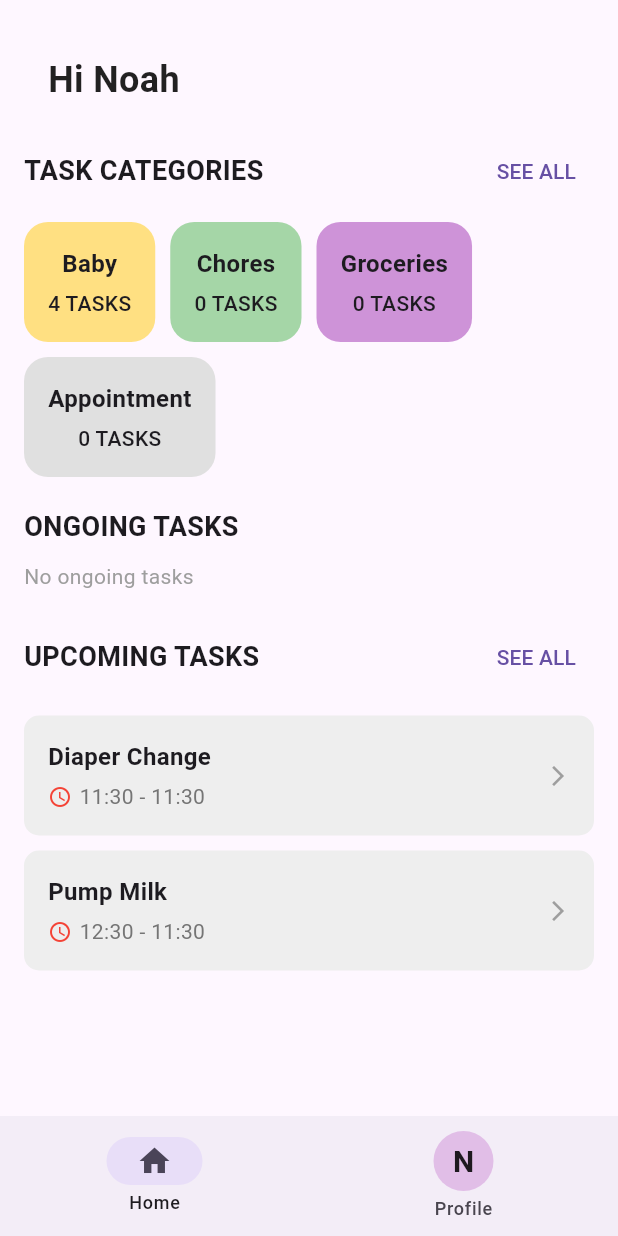
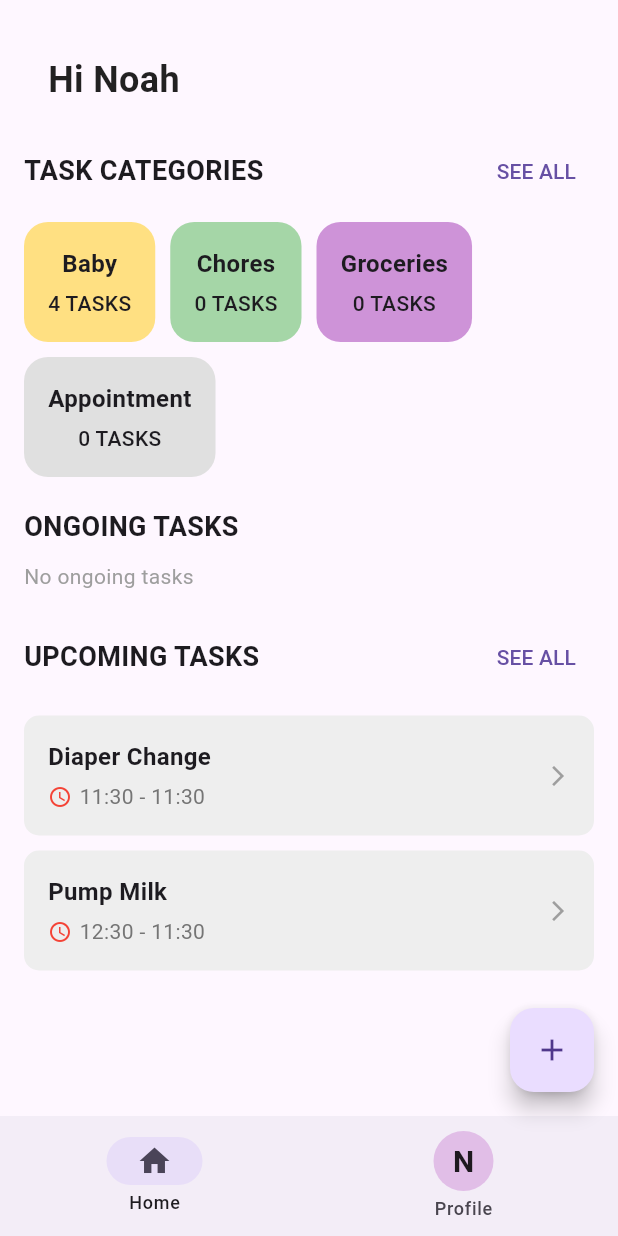
Before and after one commit to zliu46/partners, a Flutter app: the HomePage screen opened by its route, on a phone screen of 412 x 824 dp. Run offline on Flutter 3.47's test engine with Material 3 defaults, Android fonts, the phone set to English and light mode, and no system bars; our stand-ins replace firebase_auth, firebase_core; missing offline and left inert: dart:ffi; accounts and stored records are empty.

Commit message:
Add floating button for adding tasks and categories

```diff
--- a/lib/pages/home_page.dart
+++ b/lib/pages/home_page.dart
@@ -2,6 +2,7 @@ import 'dart:ffi';
 
 import 'package:flutter/material.dart';
 import 'package:partners/pages/profile_page.dart';
+import 'package:partners/widgets/expandable_fab.dart';
 import 'package:partners/widgets/header.dart';
 import 'package:partners/widgets/ongoing_task_section.dart';
 import 'package:partners/widgets/upcoming_task_section.dart';
@@ -9,6 +10,8 @@ import 'package:provider/provider.dart';
 import 'package:partners/provider/task_provider.dart';
 import 'package:partners/widgets/task_categories_section.dart';
 import 'package:partners/widgets/task_list_section.dart';
+
+import 'package:partners/widgets/add_category_dialog.dart';
 
 
 class HomePage extends StatefulWidget {
@@ -82,8 +85,63 @@ class _HomePageState extends State<HomePage> {
           ),
         ),
         ProfilePage(),
-      ][currentPageIndex]
-
+      ][currentPageIndex],
+      floatingActionButton: ExpandableFab(
+          distance: 112,
+          children: _expandableFabChildren(context),
+      ),
     );
   }
 }
+
+List<Widget> _expandableFabChildren(BuildContext context){
+  return [
+    Row(
+      children: [
+        Text("Add task"),
+        ActionButton(
+          onPressed: () => (), //add task
+          icon: const Icon(Icons.add),
+        )
+      ]
+    ),
+    Row(
+      children: [
+        Text("Add category"),
+        ActionButton(
+          onPressed: (() {showAddCategoryDialog(context);}),
+          icon: const Icon(Icons.add),
+        )
+      ]
+    )
+  ];
+}
+
+
+@immutable
+class ActionButton extends StatelessWidget {
+  const ActionButton({
+    super.key,
+    this.onPressed,
+    required this.icon,
+  });
+
+  final VoidCallback? onPressed;
+  final Widget icon;
+
+  @override
+  Widget build(BuildContext context) {
+    final theme = Theme.of(context);
+    return Material(
+      shape: const CircleBorder(),
+      clipBehavior: Clip.antiAlias,
+      color: theme.colorScheme.secondary,
+      elevation: 4,
+      child: IconButton(
+        onPressed: onPressed,
+        icon: icon,
+        color: theme.colorScheme.onSecondary,
+      ),
+    );
+  }
+}
--- /dev/null
+++ b/lib/widgets/expandable_fab.dart
@@ -0,0 +1,177 @@
+import 'package:flutter/material.dart';
+import 'dart:math';
+
+
+@immutable
+class ExpandableFab extends StatefulWidget {
+  const ExpandableFab({
+    super.key,
+    this.initialOpen,
+    required this.distance,
+    required this.children,
+  });
+
+  final bool? initialOpen;
+  final double distance;
+  final List<Widget> children;
+
+  @override
+  State<ExpandableFab> createState() => _ExpandableFabState();
+}
+
+class _ExpandableFabState extends State<ExpandableFab>
+    with SingleTickerProviderStateMixin {
+  bool _open = false;
+  late final AnimationController _controller;
+  late final Animation<double> _expandAnimation;
+
+  @override
+  void initState() {
+    super.initState();
+    _open = widget.initialOpen ?? false;
+    _controller = AnimationController(
+      value: _open ? 1.0 : 0.0,
+      duration: const Duration(milliseconds: 250),
+      vsync: this,
+    );
+    _expandAnimation = CurvedAnimation(
+      curve: Curves.fastOutSlowIn,
+      reverseCurve: Curves.easeOutQuad,
+      parent: _controller,
+    );
+  }
+  @override
+  void dispose() {
+    _controller.dispose();
+    super.dispose();
+  }
+  void _toggle() {
+    setState(() {
+      _open = !_open;
+      if (_open) {
+        _controller.forward();
+      } else {
+        _controller.reverse();
+      }
+    });
+  }
+
+  @override
+  Widget build(BuildContext context) {
+    return SizedBox.expand(
+      child: Stack(
+        alignment: Alignment.bottomRight,
+        clipBehavior: Clip.none,
+        children: [
+          _buildTapToCloseFab(),
+          ..._buildExpandingActionButtons(),
+          _buildTapToOpenFab(),
+        ],
+      ),
+    );
+  }
+
+  Widget _buildTapToCloseFab() {
+    return SizedBox(
+      width: 56,
+      height: 56,
+      child: Center(
+        child: Material(
+          shape: const CircleBorder(),
+          clipBehavior: Clip.antiAlias,
+          elevation: 4,
+          child: InkWell(
+            onTap: _toggle,
+            child: Padding(
+              padding: const EdgeInsets.all(8),
+              child: Icon(
+                Icons.close,
+                color: Theme.of(context).primaryColor,
+              ),
+            ),
+          ),
+        ),
+      ),
+    );
+  }
+
+  Widget _buildTapToOpenFab() {
+    return IgnorePointer(
+      ignoring: _open,
+      child: AnimatedContainer(
+        transformAlignment: Alignment.center,
+        transform: Matrix4.diagonal3Values(
+          _open ? 0.7 : 1.0,
+          _open ? 0.7 : 1.0,
+          1.0,
+        ),
+        duration: const Duration(milliseconds: 250),
+        curve: const Interval(0.0, 0.5, curve: Curves.easeOut),
+        child: AnimatedOpacity(
+          opacity: _open ? 0.0 : 1.0,
+          curve: const Interval(0.25, 1.0, curve: Curves.easeInOut),
+          duration: const Duration(milliseconds: 250),
+          child: FloatingActionButton(
+            onPressed: _toggle,
+            child: const Icon(Icons.add),
+          ),
+        ),
+      ),
+    );
+  }
+
+  List<Widget> _buildExpandingActionButtons() {
+    final children = <Widget>[];
+    final count = widget.children.length;
+    final step = 90.0 / (count - 1);
+    for (var i = 0; i < count; i++) {
+      children.add(
+        _ExpandingActionButton(
+          maxDistance: widget.distance * (i+1),
+          progress: _expandAnimation,
+          child: widget.children[i],
+        ),
+      );
+    }
+    return children;
+  }
+}
+
+
+@immutable
+class _ExpandingActionButton extends StatelessWidget {
+  const _ExpandingActionButton({
+    required this.maxDistance,
+    required this.progress,
+    required this.child,
+  });
+
+  final double maxDistance;
+  final Animation<double> progress;
+  final Widget child;
+
+  @override
+  Widget build(BuildContext context) {
+    return AnimatedBuilder(
+      animation: progress,
+      builder: (context, child) {
+        final offset = Offset.fromDirection(
+          90 * (pi / 180.0),
+          progress.value * maxDistance,
+        );
+        return Positioned(
+          right: 4.0 + offset.dx,
+          bottom: 4.0 + offset.dy,
+          child: Transform.rotate(
+            angle: (1.0 - progress.value) * pi / 2,
+            child: child!,
+          ),
+        );
+      },
+      child: FadeTransition(
+        opacity: progress,
+        child: child,
+      ),
+    );
+  }
+}
--- a/lib/widgets/header.dart
+++ b/lib/widgets/header.dart
@@ -1,4 +1,6 @@
 import 'package:flutter/material.dart';
+
+import 'expandable_fab.dart';
 
 class Header extends StatelessWidget {
   final String userName;
```
